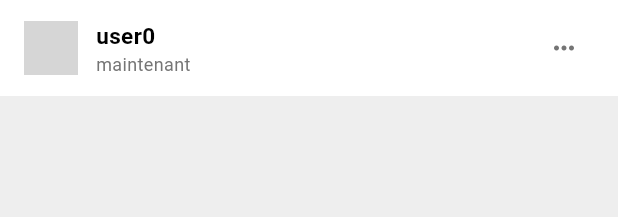
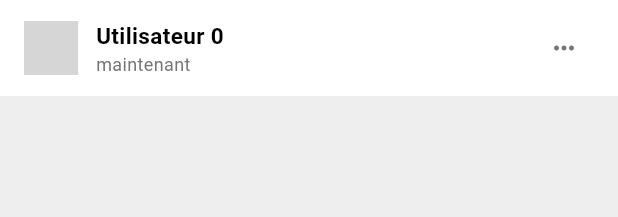
Before and after one commit to root-ibrahima/onlyflick, a Flutter app: the ConnectedPostWidget widget shown alone on an empty page, opened directly with empty values, on a phone screen of 412 x 824 dp. Shown: the top 217 px of the screen. Run offline on Flutter 3.47's test engine with Material 3 defaults, Android fonts, the phone set to English and light mode, and no system bars; our stand-ins replace cached_network_image, go_router, google_fonts, image_picker, shared_preferences; accounts and stored records are empty; network calls fail; grey boxes are pictures that could not be loaded.

Commit message:
update homescreen

```diff
--- a/lib/core/models/post_models.dart
+++ b/lib/core/models/post_models.dart
@@ -3,7 +3,7 @@ import 'dart:io';
 import 'package:flutter/material.dart';
 import 'package:path/path.dart' as path;
 
-/// Modèle pour un post
+/// Modèle pour un post avec informations utilisateur complètes
 class Post {
   final int id;
   final int userId;
@@ -18,6 +18,18 @@ class Post {
   final DateTime createdAt;
   final DateTime updatedAt;
 
+  // ===== NOUVELLES PROPRIÉTÉS UTILISATEUR =====
+  final String authorUsername;    // Nom d'utilisateur de l'auteur
+  final String authorFirstName;   // Prénom de l'auteur
+  final String authorLastName;    // Nom de famille de l'auteur
+  final String authorAvatarUrl;   // URL de l'avatar de l'auteur
+  final String authorBio;         // Bio de l'auteur
+  final String authorRole;        // Rôle de l'auteur (creator, subscriber, etc.)
+
+  // ===== COMPTEURS INITIAUX =====
+  final int initialLikesCount;    // Nombre de likes depuis la DB
+  final int initialCommentsCount; // Nombre de commentaires depuis la DB
+
   const Post({
     required this.id,
     required this.userId,
@@ -31,6 +43,15 @@ class Post {
     required this.visibility,
     required this.createdAt,
     required this.updatedAt,
+    // ===== PARAMÈTRES UTILISATEUR AVEC VALEURS PAR DÉFAUT =====
+    this.authorUsername = '',
+    this.authorFirstName = '',
+    this.authorLastName = '',
+    this.authorAvatarUrl = '',
+    this.authorBio = '',
+    this.authorRole = 'subscriber',
+    this.initialLikesCount = 0,
+    this.initialCommentsCount = 0,
   });
 
   factory Post.fromJson(Map<String, dynamic> json) {
@@ -47,11 +68,57 @@ class Post {
       visibility: json['visibility'] ?? 'public',
       createdAt: DateTime.tryParse(json['created_at'] ?? '') ?? DateTime.now(),
       updatedAt: DateTime.tryParse(json['updated_at'] ?? '') ?? DateTime.now(),
+
+      // ===== PARSING DES DONNÉES UTILISATEUR =====
+      // Support de plusieurs formats de clés JSON (backend peut envoyer différents formats)
+      authorUsername: json['author_username'] ??
+                     json['username'] ??
+                     json['user_username'] ??
+                     'user${json['user_id'] ?? 'unknown'}',
+      authorFirstName: json['author_first_name'] ??
+                      json['first_name'] ??
+                      json['user_first_name'] ?? '',
+      authorLastName: json['author_last_name'] ??
+                     json['last_name'] ??
+                     json['user_last_name'] ?? '',
+      authorAvatarUrl: json['author_avatar_url'] ??
+                      json['avatar_url'] ??
+                      json['user_avatar_url'] ?? '',
+      authorBio: json['author_bio'] ??
+                json['bio'] ??
+                json['user_bio'] ?? '',
+      authorRole: json['author_role'] ??
+                 json['role'] ??
+                 json['user_role'] ?? 'subscriber',
+
+      // ===== COMPTEURS =====
+      initialLikesCount: json['likes_count'] ?? 0,
+      initialCommentsCount: json['comments_count'] ?? 0,
     );
   }
 
   bool get isSubscriberOnly => visibility == 'subscriber';
   bool get isPublic => visibility == 'public';
+
+  /// Nom complet de l'auteur
+  String get authorFullName => '$authorFirstName $authorLastName'.trim();
+
+  /// Nom d'affichage de l'auteur (priorité au username)
+  String get authorDisplayName {
+    if (authorUsername.isNotEmpty && authorUsername != 'user${userId}unknown') {
+      return authorUsername;
+    }
+    final fullName = authorFullName;
+    return fullName.isNotEmpty ? fullName : 'Utilisateur $userId';
+  }
+
+  /// URL de l'avatar avec fallback
+  String get authorAvatarFallback => authorAvatarUrl.isNotEmpty
+      ? authorAvatarUrl
+      : 'https://i.pravatar.cc/150?u=${authorUsername.isNotEmpty ? authorUsername : userId}';
+
+  /// Vérifie si l'auteur est un créateur
+  bool get isFromCreator => authorRole == 'creator';
 
   Map<String, dynamic> toJson() {
     return {
@@ -67,9 +134,20 @@ class Post {
       'visibility': visibility,
       'created_at': createdAt.toIso8601String(),
       'updated_at': updatedAt.toIso8601String(),
+
+      // ===== DONNÉES UTILISATEUR =====
+      'author_username': authorUsername,
+      'author_first_name': authorFirstName,
+      'author_last_name': authorLastName,
+      'author_avatar_url': authorAvatarUrl,
+      'author_bio': authorBio,
+      'author_role': authorRole,
+
+      // ===== COMPTEURS =====
+      'likes_count': initialLikesCount,
+      'comments_count': initialCommentsCount,
     };
   }
-
 
   Post copyWith({
     int? id,
@@ -78,9 +156,20 @@ class Post {
     String? description,
     String? mediaUrl,
     String? fileId,
+    String? imageUrl,
+    String? videoUrl,
     String? visibility,
+    double? popularityScore,
     DateTime? createdAt,
     DateTime? updatedAt,
+    String? authorUsername,
+    String? authorFirstName,
+    String? authorLastName,
+    String? authorAvatarUrl,
+    String? authorBio,
+    String? authorRole,
+    int? initialLikesCount,
+    int? initialCommentsCount,
   }) {
     return Post(
       id: id ?? this.id,
@@ -89,11 +178,129 @@ class Post {
       description: description ?? this.description,
       mediaUrl: mediaUrl ?? this.mediaUrl,
       fileId: fileId ?? this.fileId,
+      imageUrl: imageUrl ?? this.imageUrl,
+      videoUrl: videoUrl ?? this.videoUrl,
       visibility: visibility ?? this.visibility,
+      popularityScore: popularityScore ?? this.popularityScore,
       createdAt: createdAt ?? this.createdAt,
       updatedAt: updatedAt ?? this.updatedAt,
+      authorUsername: authorUsername ?? this.authorUsername,
+      authorFirstName: authorFirstName ?? this.authorFirstName,
+      authorLastName: authorLastName ?? this.authorLastName,
+      authorAvatarUrl: authorAvatarUrl ?? this.authorAvatarUrl,
+      authorBio: authorBio ?? this.authorBio,
+      authorRole: authorRole ?? this.authorRole,
+      initialLikesCount: initialLikesCount ?? this.initialLikesCount,
+      initialCommentsCount: initialCommentsCount ?? this.initialCommentsCount,
     );
   }
+
+  @override
+  String toString() => 'Post(id: $id, title: $title, author: $authorDisplayName)';
+
+  @override
+  bool operator ==(Object other) =>
+      identical(this, other) ||
+      other is Post &&
+          runtimeType == other.runtimeType &&
+          id == other.id;
+
+  @override
+  int get hashCode => id.hashCode;
+}
+
+/// Modèle pour un commentaire avec informations utilisateur
+class Comment {
+  final int id;
+  final int postId;
+  final int userId;
+  final String content;
+  final DateTime createdAt;
+  final DateTime updatedAt;
+
+  // ===== INFORMATIONS UTILISATEUR =====
+  final String authorUsername;
+  final String authorFirstName;
+  final String authorLastName;
+  final String authorAvatarUrl;
+
+  const Comment({
+    required this.id,
+    required this.postId,
+    required this.userId,
+    required this.content,
+    required this.createdAt,
+    required this.updatedAt,
+    this.authorUsername = '',
+    this.authorFirstName = '',
+    this.authorLastName = '',
+    this.authorAvatarUrl = '',
+  });
+
+  factory Comment.fromJson(Map<String, dynamic> json) {
+    return Comment(
+      id: json['id'] ?? 0,
+      postId: json['post_id'] ?? 0,
+      userId: json['user_id'] ?? 0,
+      content: json['content'] ?? '',
+      createdAt: DateTime.tryParse(json['created_at'] ?? '') ?? DateTime.now(),
+      updatedAt: DateTime.tryParse(json['updated_at'] ?? '') ?? DateTime.now(),
+
+      // ===== DONNÉES UTILISATEUR =====
+      authorUsername: json['author_username'] ??
+                     json['username'] ??
+                     'user${json['user_id'] ?? 'unknown'}',
+      authorFirstName: json['author_first_name'] ?? json['first_name'] ?? '',
+      authorLastName: json['author_last_name'] ?? json['last_name'] ?? '',
+      authorAvatarUrl: json['author_avatar_url'] ?? json['avatar_url'] ?? '',
+    );
+  }
+
+  Map<String, dynamic> toJson() => {
+    'id': id,
+    'post_id': postId,
+    'user_id': userId,
+    'content': content,
+    'created_at': createdAt.toIso8601String(),
+    'updated_at': updatedAt.toIso8601String(),
+    'author_username': authorUsername,
+    'author_first_name': authorFirstName,
+    'author_last_name': authorLastName,
+    'author_avatar_url': authorAvatarUrl,
+  };
+
+  /// Nom d'affichage de l'auteur
+  String get authorDisplayName {
+    if (authorUsername.isNotEmpty && !authorUsername.startsWith('user')) {
+      return authorUsername;
+    }
+    final fullName = '$authorFirstName $authorLastName'.trim();
+    return fullName.isNotEmpty ? fullName : 'Utilisateur $userId';
+  }
+
+  /// URL de l'avatar avec fallback
+  String get authorAvatarFallback => authorAvatarUrl.isNotEmpty
+      ? authorAvatarUrl
+      : 'https://i.pravatar.cc/150?u=${authorUsername.isNotEmpty ? authorUsername : userId}';
+
+  /// Calcule le temps écoulé depuis la création
+  String get timeAgo {
+    final now = DateTime.now();
+    final difference = now.difference(createdAt);
+
+    if (difference.inDays > 0) {
+      return '${difference.inDays}j';
+    } else if (difference.inHours > 0) {
+      return '${difference.inHours}h';
+    } else if (difference.inMinutes > 0) {
+      return '${difference.inMinutes}min';
+    } else {
+      return 'maintenant';
+    }
+  }
+
+  @override
+  String toString() => 'Comment(id: $id, content: $content, author: $authorDisplayName)';
 }
 
 /// Énumération pour la visibilité des posts
@@ -172,6 +379,123 @@ class PostCreationResult {
   bool get isFailure => !isSuccess;
 }
 
+// ===== CLASSES DE RÉSULTATS POUR LES SERVICES =====
+
+/// Résultat pour une liste de posts
+class PostsResult {
+  final bool isSuccess;
+  final List<Post>? data;
+  final String? error;
+
+  const PostsResult._({
+    required this.isSuccess,
+    this.data,
+    this.error,
+  });
+
+  factory PostsResult.success(List<Post> data) {
+    return PostsResult._(isSuccess: true, data: data);
+  }
+
+  factory PostsResult.failure(String error) {
+    return PostsResult._(isSuccess: false, error: error);
+  }
+
+  bool get isFailure => !isSuccess;
+}
+
+/// Résultat pour le toggle d'un like
+class LikeToggleResult {
+  final bool isSuccess;
+  final bool? data; // true = liké, false = unlike
+  final String? error;
+
+  const LikeToggleResult._({
+    required this.isSuccess,
+    this.data,
+    this.error,
+  });
+
+  factory LikeToggleResult.success(bool isLiked) {
+    return LikeToggleResult._(isSuccess: true, data: isLiked);
+  }
+
+  factory LikeToggleResult.failure(String error) {
+    return LikeToggleResult._(isSuccess: false, error: error);
+  }
+
+  bool get isFailure => !isSuccess;
+}
+
+/// Résultat pour le nombre de likes
+class LikesCountResult {
+  final bool isSuccess;
+  final int? data;
+  final String? error;
+
+  const LikesCountResult._({
+    required this.isSuccess,
+    this.data,
+    this.error,
+  });
+
+  factory LikesCountResult.success(int count) {
+    return LikesCountResult._(isSuccess: true, data: count);
+  }
+
+  factory LikesCountResult.failure(String error) {
+    return LikesCountResult._(isSuccess: false, error: error);
+  }
+
+  bool get isFailure => !isSuccess;
+}
+
+/// Résultat pour une liste de commentaires
+class CommentsResult {
+  final bool isSuccess;
+  final List<Comment>? data;
+  final String? error;
+
+  const CommentsResult._({
+    required this.isSuccess,
+    this.data,
+    this.error,
+  });
+
+  factory CommentsResult.success(List<Comment> data) {
+    return CommentsResult._(isSuccess: true, data: data);
+  }
+
+  factory CommentsResult.failure(String error) {
+    return CommentsResult._(isSuccess: false, error: error);
+  }
+
+  bool get isFailure => !isSuccess;
+}
+
+/// Résultat pour la création d'un commentaire
+class CommentResult {
+  final bool isSuccess;
+  final Comment? data;
+  final String? error;
+
+  const CommentResult._({
+    required this.isSuccess,
+    this.data,
+    this.error,
+  });
+
+  factory CommentResult.success(Comment data) {
+    return CommentResult._(isSuccess: true, data: data);
+  }
+
+  factory CommentResult.failure(String error) {
+    return CommentResult._(isSuccess: false, error: error);
+  }
+
+  bool get isFailure => !isSuccess;
+}
+
 /// Extensions pour les fichiers média
 extension MediaValidation on File {
   /// Vérifie si le fichier est une image valide
--- a/lib/features/home/presentation/widgets/connected_post_widget.dart
+++ b/lib/features/home/presentation/widgets/connected_post_widget.dart
@@ -3,10 +3,10 @@ import 'package:flutter/services.dart';
 import 'package:provider/provider.dart';
 import '../../../../core/providers/posts_providers.dart';
 import '../../../../../core/services/posts_service.dart';
-import '../../../../core/models/post_models.dart';
+import '../../../../core/models/post_models.dart' as models; // ===== ALIAS POUR ÉVITER CONFLITS =====
 
 class ConnectedPostWidget extends StatefulWidget {
-  final Post post;
+  final models.Post post; // ===== UTILISATION DE L'ALIAS =====
   final VoidCallback onLike;
   final Function(String) onComment;
   final Function(String) onError;
@@ -161,10 +161,10 @@ class _ConnectedPostWidgetState extends State<ConnectedPostWidget>
       padding: const EdgeInsets.symmetric(horizontal: 16, vertical: 12),
       child: Row(
         children: [
-          // Avatar simple
+          // ===== AVATAR AVEC VRAIE URL =====
           CircleAvatar(
             backgroundImage: NetworkImage(
-              'https://i.pravatar.cc/150?img=${widget.post.userId % 20}',
+              widget.post.authorAvatarFallback, // ===== UTILISATION DU VRAI AVATAR =====
             ),
             radius: 18,
           ),
@@ -178,19 +178,39 @@ class _ConnectedPostWidgetState extends State<ConnectedPostWidget>
                 Row(
                   children: [
                     Text(
-                      'user${widget.post.userId}',
+                      widget.post.authorDisplayName, // ===== UTILISATION DU VRAI USERNAME =====
                       style: const TextStyle(
                         fontWeight: FontWeight.w600,
                         fontSize: 15,
                         color: Colors.black,
                       ),
                     ),
+                    // ===== BADGE CRÉATEUR =====
+                    if (widget.post.isFromCreator) ...[
+                      const SizedBox(width: 6),
+                      Container(
+                        padding: const EdgeInsets.symmetric(horizontal: 6, vertical: 2),
+                        decoration: BoxDecoration(
+                          color: Colors.purple,
+                          borderRadius: BorderRadius.circular(4),
+                        ),
+                        child: const Text(
+                          'Créateur',
+                          style: TextStyle(
+                            fontSize: 10,
+                            color: Colors.white,
+                            fontWeight: FontWeight.w600,
+                          ),
+                        ),
+                      ),
+                    ],
+                    // ===== BADGE PREMIUM =====
                     if (widget.post.isSubscriberOnly) ...[
                       const SizedBox(width: 6),
                       Container(
                         padding: const EdgeInsets.symmetric(horizontal: 6, vertical: 2),
                         decoration: BoxDecoration(
-                          color: Colors.purple,
+                          color: Colors.orange,
                           borderRadius: BorderRadius.circular(4),
                         ),
                         child: const Text(
@@ -392,7 +412,7 @@ class _ConnectedPostWidgetState extends State<ConnectedPostWidget>
               text: TextSpan(
                 children: [
                   TextSpan(
-                    text: 'user${widget.post.userId} ',
+                    text: '${widget.post.authorDisplayName} ', // ===== VRAI USERNAME =====
                     style: const TextStyle(
                       fontWeight: FontWeight.w600,
                       color: Colors.black,
@@ -430,7 +450,7 @@ class _ConnectedPostWidgetState extends State<ConnectedPostWidget>
   }
 
   Widget _buildCleanCommentsSection(PostsProvider postsProvider) {
-    return FutureBuilder<List<Comment>>(
+    return FutureBuilder<List<models.Comment>>( // ===== UTILISATION DE L'ALIAS =====
       future: postsProvider.getComments(widget.post.id),
       builder: (context, snapshot) {
         final comments = snapshot.data ?? [];
@@ -470,14 +490,14 @@ class _ConnectedPostWidgetState extends State<ConnectedPostWidget>
     );
   }
 
-  Widget _buildCompactComment(Comment comment) {
+  Widget _buildCompactComment(models.Comment comment) { // ===== UTILISATION DE L'ALIAS =====
     return Padding(
       padding: const EdgeInsets.only(bottom: 4),
       child: RichText(
         text: TextSpan(
           children: [
             TextSpan(
-              text: 'user${comment.userId} ',
+              text: '${comment.authorDisplayName} ', // ===== VRAI USERNAME DU COMMENTAIRE =====
               style: const TextStyle(
                 fontWeight: FontWeight.w600,
                 color: Colors.black,
@@ -503,7 +523,7 @@ class _ConnectedPostWidgetState extends State<ConnectedPostWidget>
       child: Row(
         children: [
           CircleAvatar(
-            backgroundImage: const NetworkImage('https://i.pravatar.cc/150?img=1'),
+            backgroundImage: NetworkImage(widget.post.authorAvatarFallback),
             radius: 14,
           ),
           const SizedBox(width: 12),
@@ -579,7 +599,7 @@ class _ConnectedPostWidgetState extends State<ConnectedPostWidget>
     );
   }
 
-  void _showCommentsModal(BuildContext context, List<Comment> comments) {
+  void _showCommentsModal(BuildContext context, List<models.Comment> comments) { // ===== UTILISATION DE L'ALIAS =====
     showModalBottomSheet(
       context: context,
       isScrollControlled: true,
@@ -651,7 +671,7 @@ class _ConnectedPostWidgetState extends State<ConnectedPostWidget>
     );
   }
 
-  Widget _buildModalCommentItem(Comment comment) {
+  Widget _buildModalCommentItem(models.Comment comment) { // ===== UTILISATION DE L'ALIAS =====
     return Padding(
       padding: const EdgeInsets.only(bottom: 16),
       child: Row(
@@ -659,7 +679,7 @@ class _ConnectedPostWidgetState extends State<ConnectedPostWidget>
         children: [
           CircleAvatar(
             backgroundImage: NetworkImage(
-              'https://i.pravatar.cc/150?img=${comment.userId % 20}',
+              comment.authorAvatarFallback, // ===== VRAI AVATAR DU COMMENTAIRE =====
             ),
             radius: 16,
           ),
@@ -672,7 +692,7 @@ class _ConnectedPostWidgetState extends State<ConnectedPostWidget>
                   text: TextSpan(
                     children: [
                       TextSpan(
-                        text: 'user${comment.userId} ',
+                        text: '${comment.authorDisplayName} ', // ===== VRAI USERNAME DU COMMENTAIRE =====
                         style: const TextStyle(
                           fontWeight: FontWeight.w600,
                           color: Colors.black,
@@ -691,7 +711,7 @@ class _ConnectedPostWidgetState extends State<ConnectedPostWidget>
                 ),
                 const SizedBox(height: 4),
                 Text(
-                  _getTimeAgo(comment.createdAt),
+                  comment.timeAgo, // ===== UTILISATION DE LA MÉTHODE DU MODÈLE =====
                   style: TextStyle(
                     color: Colors.grey[600],
                     fontSize: 12,
```
Also changed, not shown: lib/core/services/posts_service.dart (+26 -152 lines).
